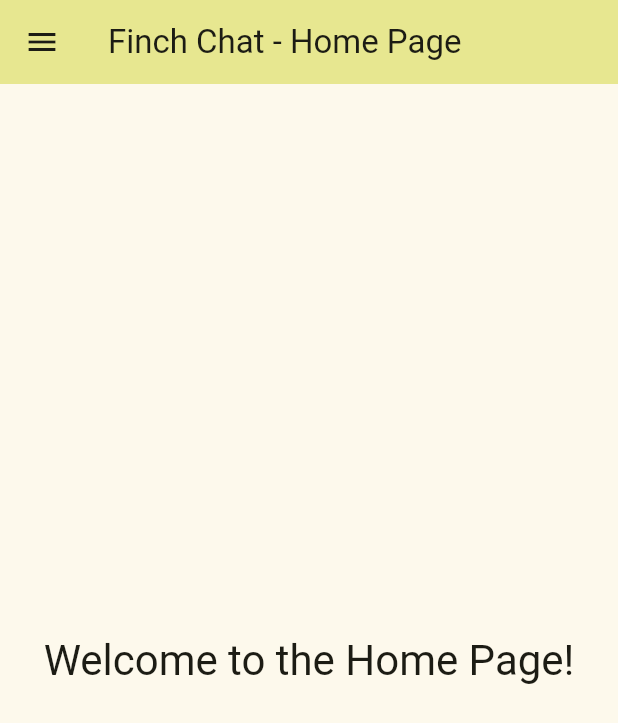
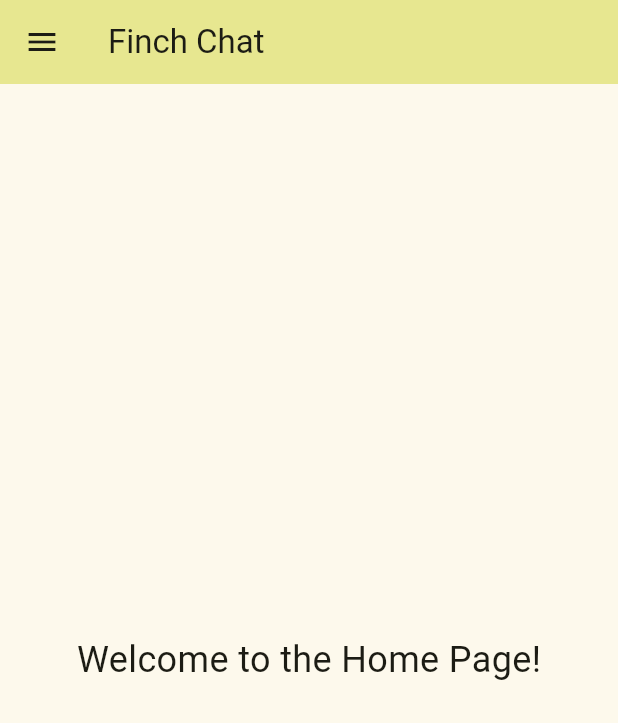
Before and after one commit to FinchChat/FinchChat, a Flutter app: the screen it shows after launch, on a phone screen of 412 x 824 dp. Shown: the top 723 px of the screen. Run offline on Flutter 3.47's test engine with Material 3 defaults, Android fonts, the phone set to English and light mode, and no system bars.

Commit message:
feat: implement new screens

```diff
--- a/lib/main.dart
+++ b/lib/main.dart
@@ -1,6 +1,9 @@
-import 'package:finch_chat/utils/pages.dart';
+import 'package:finch_chat/screens/home.dart';
+import 'package:finch_chat/screens/logout.dart';
+
 import 'package:finch_chat/utils/theme.dart';
 import 'package:flutter/material.dart';
+import 'package:finch_chat/screens/settings.dart';
 
 void main() {
   runApp(const MyApp());
@@ -14,7 +17,14 @@
     return MaterialApp(
       title: 'Finch Chat',
       theme: finchChatTheme,
-      home: const MyHomePage(title: 'Finch Chat'),
+      initialRoute: '/',
+
+      routes: {
+        // Define the settings route
+        '/': (context) => const MyHomePage(title: 'Finch Chat'), // Main layout
+        SettingsScreen.routeName: (context) => const SettingsScreen(),
+        LogoutScreen.routeName: (context) => const LogoutScreen(),
+      },
     );
   }
 }
@@ -29,57 +39,39 @@
 }
 
 class _MyHomePageState extends State<MyHomePage> {
-  String selectedPageName = "Home";
+  void _handleLogout(BuildContext context) {
+    // Optional: Show confirmation dialog
+    showDialog(
+      context: context,
+      builder: (BuildContext dialogContext) {
+        return AlertDialog(
+          title: const Text('Confirm Logout'),
+          content: const Text('Are you sure you want to log out?'),
+          actions: <Widget>[
+            TextButton(
+              child: const Text('Cancel'),
+              onPressed: () {
+                Navigator.of(dialogContext).pop(); // Close the dialog
+              },
+            ),
+            TextButton(
+              child: const Text('Logout'),
+              onPressed: () {
+                Navigator.of(dialogContext).pop(); // Close the dialog
+                // Perform actual logout logic here (clear tokens, etc.)
 
-  Widget _buildBody() {
-    // Return different widgets based on the selected index
-    switch (selectedPageName) {
-      case "Home":
-        return Center(
-          child: Text(
-            'Welcome to the Home Page!',
-            style: Theme.of(context).textTheme.headlineMedium,
-          ),
+                // Navigate to Login screen and remove all previous routes
+                Navigator.pushNamedAndRemoveUntil(
+                  context, // Use the main context from build method
+                  LogoutScreen.routeName,
+                  (Route<dynamic> route) => false, // Remove all routes
+                );
+              },
+            ),
+          ],
         );
-      case "Settings":
-        return Center(
-          child: Text(
-            'Application Settings',
-            style: Theme.of(context).textTheme.headlineMedium,
-          ),
-        );
-      case "Logout":
-        // Placeholder for Logout - often this triggers navigation or an action
-        return Center(
-          child: Column(
-            mainAxisAlignment: MainAxisAlignment.center,
-            children: [
-              Text(
-                'Logout Selected',
-                style: Theme.of(context).textTheme.headlineMedium,
-              ),
-              const SizedBox(height: 20),
-              ElevatedButton(
-                onPressed: () {
-                  // Implement actual logout logic here
-                  ScaffoldMessenger.of(context).showSnackBar(
-                    const SnackBar(content: Text('Logout Action Triggered!')),
-                  );
-                  // Example: Navigate to login screen or clear session
-                },
-                child: const Text('Confirm Logout'),
-              ),
-            ],
-          ),
-        );
-      default:
-        return Center(
-          child: Text(
-            'Unknown Page',
-            style: Theme.of(context).textTheme.headlineMedium,
-          ),
-        );
-    }
+      },
+    );
   }
 
   @override
@@ -88,12 +80,7 @@
       appBar: AppBar(
         // Use the primary color from the theme for the AppBar background
         backgroundColor: Theme.of(context).colorScheme.primaryContainer,
-        title: Text(
-          getCurrentPageTitle(
-            selectedPageName: selectedPageName,
-            baseTitle: widget.title,
-          ),
-        ), // Use the title passed to the widget
+        title: Text(widget.title),
       ),
       drawer: Drawer(
         child: ListView(
@@ -101,31 +88,28 @@
           children: <Widget>[
             DrawerHeader(
               decoration: BoxDecoration(
-                // Use a theme color for the Drawer header
                 color: finchChatTheme.colorScheme.primary,
               ),
               child: Column(
                 crossAxisAlignment: CrossAxisAlignment.start,
-                mainAxisAlignment:
-                    MainAxisAlignment.center, // Center content vertically
+                mainAxisAlignment: MainAxisAlignment.center,
                 children: [
                   Image.asset(
-                    'assets/images/logo.png', // Ensure this path is correct
+                    'assets/images/logo.png', // Ensure path is correct
                     height: 60,
                     errorBuilder: (context, error, stackTrace) {
-                      // Placeholder if image fails to load
-                      return const Icon(
+                      return Icon(
                         Icons.image_not_supported,
                         size: 60,
-                        color: Colors.white,
+                        color: finchChatTheme.colorScheme.onPrimary,
                       );
                     },
                   ),
                   const SizedBox(height: 10),
                   Text(
-                    'Finch Chat', // App name in Drawer
+                    'Finch Chat',
                     style: TextStyle(
-                      color: Theme.of(context).colorScheme.surfaceBright,
+                      color: finchChatTheme.colorScheme.onPrimary,
                       fontSize: 24,
                       fontWeight: FontWeight.bold,
                     ),
@@ -135,65 +119,38 @@
             ),
             ListTile(
               leading: const Icon(Icons.home),
-              title: Text(
-                'Home',
-                style:
-                    selectedPageName == "Home"
-                        ? TextStyle(color: Colors.white)
-                        : TextStyle(color: Colors.black),
-              ),
-              selected: selectedPageName == "Home",
-              selectedTileColor: finchChatTheme.colorScheme.outline,
+              title: const Text('Home'),
+              // No selection state needed here
               onTap: () {
-                setState(() {
-                  selectedPageName = "Home";
-                });
+                // If already on home ('/'), just close drawer
+                // If you implement nested routing later, might need Navigator.popUntil('/')
                 Navigator.pop(context); // Close the drawer
               },
             ),
             ListTile(
               leading: const Icon(Icons.settings),
-              title: Text(
-                'Settings',
-                style:
-                    selectedPageName == "Settings"
-                        ? TextStyle(color: Colors.white)
-                        : TextStyle(color: Colors.black),
-              ),
-              selected: selectedPageName == "Settings",
-              selectedTileColor: finchChatTheme.colorScheme.outline,
+              title: const Text('Settings'),
+              // No selection state needed here
               onTap: () {
-                setState(() {
-                  selectedPageName = "Settings";
-                });
                 Navigator.pop(context); // Close the drawer
+                Navigator.pushNamed(context, SettingsScreen.routeName);
               },
             ),
             const Divider(),
             ListTile(
               leading: const Icon(Icons.logout),
-              title: Text(
-                'Logout',
-                style:
-                    selectedPageName == "Logout"
-                        ? TextStyle(color: Colors.white)
-                        : TextStyle(color: Colors.black),
-              ),
-              selected: selectedPageName == "Logout",
-              selectedTileColor: finchChatTheme.colorScheme.outline,
+              title: const Text('Logout'),
+              // No selection state needed here
               onTap: () {
-                // Select the logout "page" for now
-                setState(() {
-                  selectedPageName = "Logout";
-                });
-                Navigator.pop(context); // Close the drawer
+                Navigator.pop(context); // Close the drawer first
+                _handleLogout(context); // Call the logout handler
               },
             ),
           ],
         ),
       ),
-      // Use the helper method to build the body dynamically
-      body: _buildBody(),
+      // Body now displays the default "Home" content
+      body: const HomeScreen(), // Directly use the HomeScreen widget
     );
   }
 }
--- /dev/null
+++ b/lib/screens/home.dart
@@ -0,0 +1,19 @@
+import 'package:flutter/material.dart';
+
+class HomeScreen extends StatelessWidget {
+  // Optional: Define route name if needed for direct navigation
+  // static const String routeName = '/home';
+
+  const HomeScreen({super.key});
+
+  @override
+  Widget build(BuildContext context) {
+    // This is the content previously shown for Home
+    return const Center(
+      child: Text(
+        'Welcome to the Home Page!',
+        style: TextStyle(fontSize: 24), // Using basic style for example
+      ),
+    );
+  }
+}
--- a/lib/utils/pages.dart
+++ /dev/null
@@ -1,15 +0,0 @@
-String getCurrentPageTitle({
-  required String selectedPageName,
-  required String baseTitle,
-}) {
-  switch (selectedPageName) {
-    case "Home":
-      return '$baseTitle - Home Page';
-    case "Settings":
-      return '$baseTitle - Settings Page';
-    case "Logout":
-      return '$baseTitle - Logout Confirmation';
-    default:
-      return baseTitle; // Fallback title
-  }
-}
```
Also changed, not shown: lib/screens/logout.dart (added, +23 -0 lines), lib/screens/settings.dart (added, +24 -0 lines).
